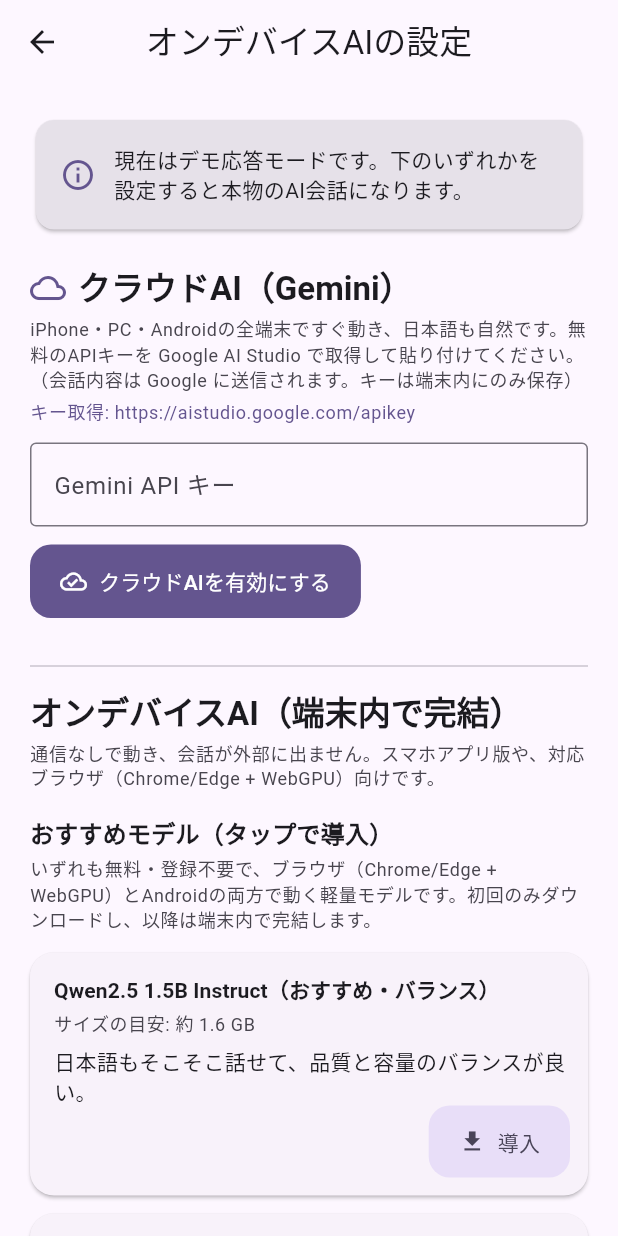
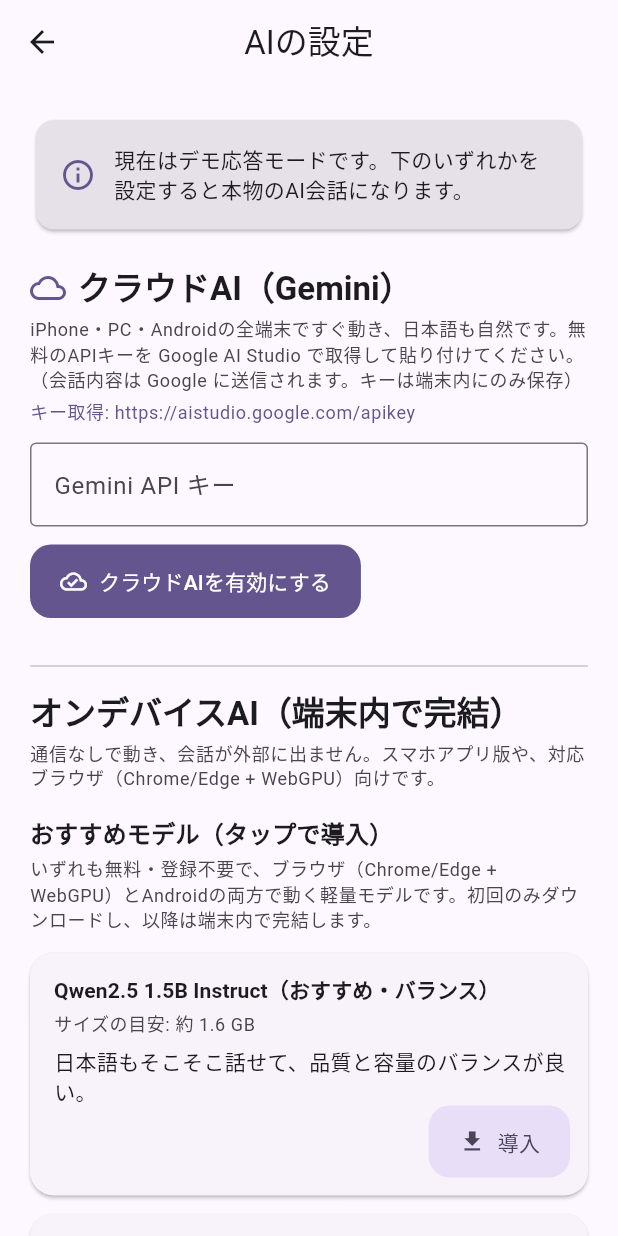
Before and after one commit to mameogalaxy/sukuwatto, a Flutter app: the ModelSetupScreen screen opened directly, on a phone screen of 412 x 824 dp. Run offline on Flutter 3.47's test engine with Material 3 defaults, Android fonts, the phone set to English and light mode, and no system bars; our stand-ins replace flutter_svg, shared_preferences; missing offline and left inert: flutter_gemma; accounts and stored records are empty.

Commit message:
AI設定画面の名称をクラウド/オンデバイス両対応に更新
https://claude.ai/code/session_01XL7dRdHwCCSRrN8roazUHM

```diff
--- a/lib/src/screens/about_screen.dart
+++ b/lib/src/screens/about_screen.dart
@@ -56,7 +56,7 @@ class AboutScreen extends StatelessWidget {
               MaterialPageRoute(builder: (_) => const ModelSetupScreen()),
             ),
             icon: const Icon(Icons.tune),
-            label: const Text('オンデバイスAIの設定'),
+            label: const Text('AIの設定（クラウド／オンデバイス）'),
           ),
           const SizedBox(height: 24),
           Text('バージョン 0.1.0',
--- a/lib/src/screens/model_setup_screen.dart
+++ b/lib/src/screens/model_setup_screen.dart
@@ -131,7 +131,7 @@ class _ModelSetupScreenState extends State<ModelSetupScreen> {
     final ready = appState.isOnDeviceReady;
 
     return Scaffold(
-      appBar: AppBar(title: const Text('オンデバイスAIの設定')),
+      appBar: AppBar(title: const Text('AIの設定')),
       body: ListView(
         padding: const EdgeInsets.all(20),
         children: [
```
